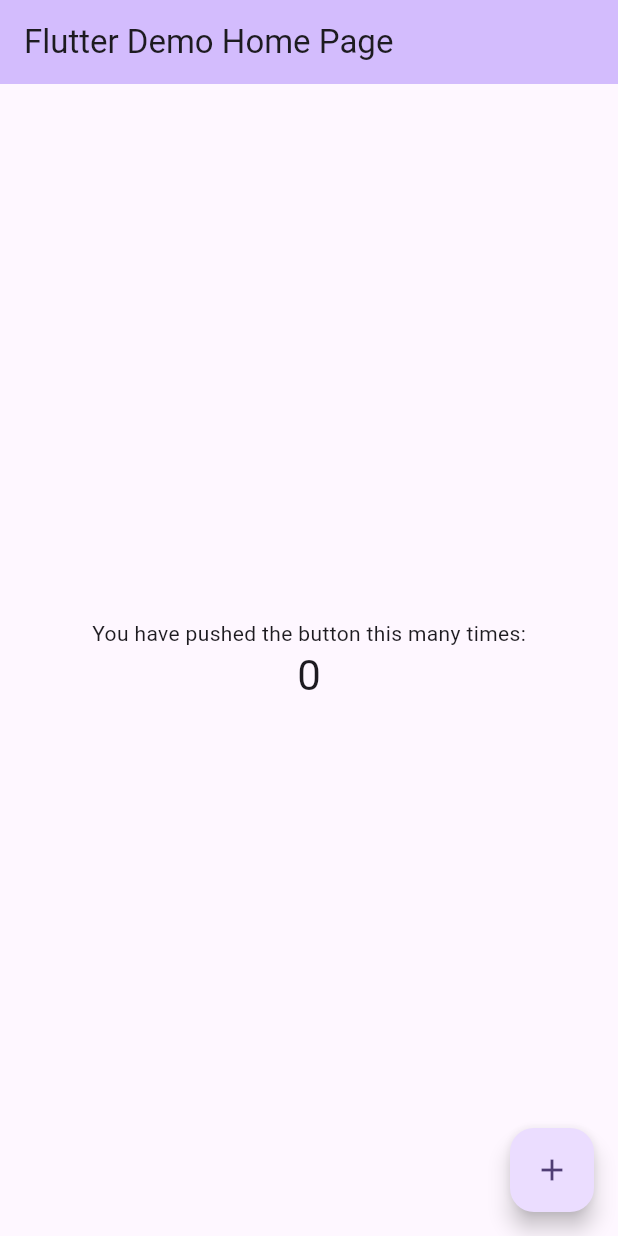
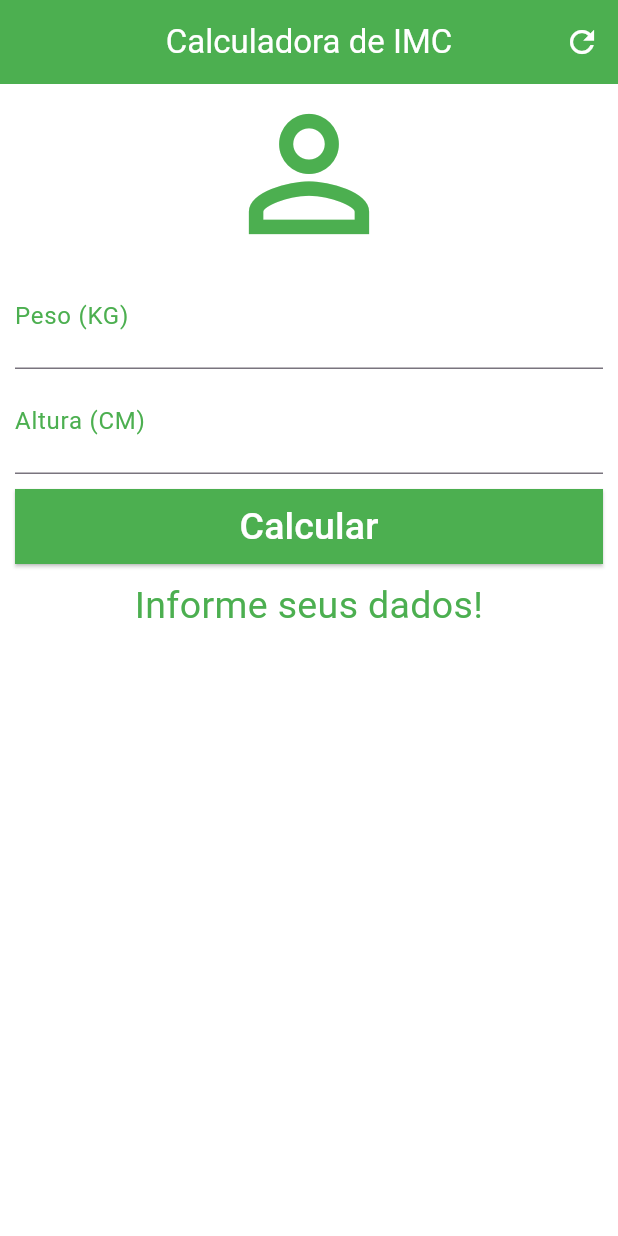
Before and after one commit to ThiagoDHenry/calculadora_imc, a Flutter app: the screen it shows after launch, on a phone screen of 412 x 824 dp. Run offline on Flutter 3.47's test engine with Material 3 defaults, Android fonts, the phone set to English and light mode, and no system bars.

```diff
--- a/lib/main.dart
+++ b/lib/main.dart
@@ -1,125 +1,172 @@
 import 'package:flutter/material.dart';
+import 'package:intl/intl.dart'; // Importa a biblioteca intl
+
+import 'utils/peso_input_formatter.dart';
 
 void main() {
-  runApp(const MyApp());
+  runApp(
+    const MaterialApp(
+      debugShowCheckedModeBanner: false,
+      home: Home(),
+    ),
+  );
 }
 
-class MyApp extends StatelessWidget {
-  const MyApp({super.key});
+class Home extends StatefulWidget {
+  const Home({super.key});
 
-  // This widget is the root of your application.
   @override
-  Widget build(BuildContext context) {
-    return MaterialApp(
-      title: 'Flutter Demo',
-      theme: ThemeData(
-        // This is the theme of your application.
-        //
-        // TRY THIS: Try running your application with "flutter run". You'll see
-        // the application has a purple toolbar. Then, without quitting the app,
-        // try changing the seedColor in the colorScheme below to Colors.green
-        // and then invoke "hot reload" (save your changes or press the "hot
-        // reload" button in a Flutter-supported IDE, or press "r" if you used
-        // the command line to start the app).
-        //
-        // Notice that the counter didn't reset back to zero; the application
-        // state is not lost during the reload. To reset the state, use hot
-        // restart instead.
-        //
-        // This works for code too, not just values: Most code changes can be
-        // tested with just a hot reload.
-        colorScheme: ColorScheme.fromSeed(seedColor: Colors.deepPurple),
-        useMaterial3: true,
-      ),
-      home: const MyHomePage(title: 'Flutter Demo Home Page'),
-    );
-  }
+  State<Home> createState() => _HomeState();
 }
 
-class MyHomePage extends StatefulWidget {
-  const MyHomePage({super.key, required this.title});
+class _HomeState extends State<Home> {
+  TextEditingController weightController = TextEditingController();
+  TextEditingController heightController = TextEditingController();
 
-  // This widget is the home page of your application. It is stateful, meaning
-  // that it has a State object (defined below) that contains fields that affect
-  // how it looks.
+  GlobalKey<FormState> _formKey = GlobalKey<FormState>();
 
-  // This class is the configuration for the state. It holds the values (in this
-  // case the title) provided by the parent (in this case the App widget) and
-  // used by the build method of the State. Fields in a Widget subclass are
-  // always marked "final".
+  String _infoText = "Informe seus dados!";
 
-  final String title;
+  void _resetFields() {
+    weightController.text = "";
+    heightController.text = "";
+    setState(() {
+      _infoText = "Informe seus dados!";
+      _formKey = GlobalKey<FormState>();
+    });
+  }
 
-  @override
-  State<MyHomePage> createState() => _MyHomePageState();
-}
+  void _calculate() {
+    setState(() {
+      // Remover qualquer ponto ou formatação visual e converter para número
+      String weightText =
+          weightController.text.replaceAll(RegExp(r'[^0-9]'), '');
+      String heightText =
+          heightController.text.replaceAll(RegExp(r'[^0-9]'), '');
 
-class _MyHomePageState extends State<MyHomePage> {
-  int _counter = 0;
+      // Converter os valores para double corretamente
+      double weight = double.tryParse(weightText) ?? 0.0;
+      double height = double.tryParse(heightText) ?? 0.0;
 
-  void _incrementCounter() {
-    setState(() {
-      // This call to setState tells the Flutter framework that something has
-      // changed in this State, which causes it to rerun the build method below
-      // so that the display can reflect the updated values. If we changed
-      // _counter without calling setState(), then the build method would not be
-      // called again, and so nothing would appear to happen.
-      _counter++;
+      // Verificar se a altura não é zero para evitar divisão por zero
+      if (height > 0) {
+        double imc = weight / ((height / 100) * (height / 100));
+
+        // Formatar o valor do IMC com 2 casas decimais
+        String formattedImc = NumberFormat('#.#').format(imc);
+
+        // Alterar a lógica de exibição de texto
+        if (imc < 18.6) {
+          _infoText = "Abaixo do Peso ($formattedImc)";
+        } else if (imc >= 18.6 && imc < 24.9) {
+          _infoText = "Peso ideal ($formattedImc)";
+        } else if (imc >= 24.9 && imc < 29.9) {
+          _infoText = "Levemente Acima do Peso ($formattedImc)";
+        } else if (imc >= 29.9 && imc < 34.9) {
+          _infoText = "Obesidade Grau I ($formattedImc)";
+        } else if (imc >= 34.9 && imc < 39.9) {
+          _infoText = "Obesidade Grau II ($formattedImc)";
+        } else if (imc >= 40.0) {
+          _infoText = "Obesidade Grau III ($formattedImc)";
+        }
+      }
     });
   }
 
   @override
   Widget build(BuildContext context) {
-    // This method is rerun every time setState is called, for instance as done
-    // by the _incrementCounter method above.
-    //
-    // The Flutter framework has been optimized to make rerunning build methods
-    // fast, so that you can just rebuild anything that needs updating rather
-    // than having to individually change instances of widgets.
     return Scaffold(
       appBar: AppBar(
-        // TRY THIS: Try changing the color here to a specific color (to
-        // Colors.amber, perhaps?) and trigger a hot reload to see the AppBar
-        // change color while the other colors stay the same.
-        backgroundColor: Theme.of(context).colorScheme.inversePrimary,
-        // Here we take the value from the MyHomePage object that was created by
-        // the App.build method, and use it to set our appbar title.
-        title: Text(widget.title),
+        title: const Text('Calculadora de IMC'),
+        centerTitle: true,
+        backgroundColor: Colors.green,
+        foregroundColor: Colors.white,
+        actions: [
+          IconButton(onPressed: _resetFields, icon: const Icon(Icons.refresh))
+        ],
       ),
-      body: Center(
-        // Center is a layout widget. It takes a single child and positions it
-        // in the middle of the parent.
-        child: Column(
-          // Column is also a layout widget. It takes a list of children and
-          // arranges them vertically. By default, it sizes itself to fit its
-          // children horizontally, and tries to be as tall as its parent.
-          //
-          // Column has various properties to control how it sizes itself and
-          // how it positions its children. Here we use mainAxisAlignment to
-          // center the children vertically; the main axis here is the vertical
-          // axis because Columns are vertical (the cross axis would be
-          // horizontal).
-          //
-          // TRY THIS: Invoke "debug painting" (choose the "Toggle Debug Paint"
-          // action in the IDE, or press "p" in the console), to see the
-          // wireframe for each widget.
-          mainAxisAlignment: MainAxisAlignment.center,
-          children: <Widget>[
-            const Text(
-              'You have pushed the button this many times:',
-            ),
-            Text(
-              '$_counter',
-              style: Theme.of(context).textTheme.headlineMedium,
-            ),
-          ],
+      backgroundColor: Colors.white,
+      body: SingleChildScrollView(
+        padding: const EdgeInsets.fromLTRB(10.0, 0.0, 10.0, 0.0),
+        child: Form(
+          key: _formKey,
+          child: Column(
+            crossAxisAlignment: CrossAxisAlignment.stretch,
+            children: [
+              const Icon(
+                Icons.person_outline,
+                size: 120.0,
+                color: Colors.green,
+              ),
+              // Peso
+              TextFormField(
+                keyboardType: TextInputType.number,
+                inputFormatters: [
+                  PesoInputFormatter(),
+                ],
+                decoration: const InputDecoration(
+                    labelText: "Peso (KG)",
+                    labelStyle: TextStyle(color: Colors.green)),
+                textAlign: TextAlign.center,
+                style: const TextStyle(color: Colors.green, fontSize: 25.0),
+                controller: weightController,
+                validator: (value) {
+                  if (value!.isEmpty) {
+                    return "Insira um Peso";
+                  }
+                },
+              ),
+
+              //Altura
+              TextFormField(
+                keyboardType: TextInputType.number,
+                inputFormatters: [
+                  AlturaInputFormatter(),
+                ],
+                decoration: const InputDecoration(
+                    labelText: "Altura (CM)",
+                    labelStyle: TextStyle(color: Colors.green)),
+                textAlign: TextAlign.center,
+                style: const TextStyle(color: Colors.green, fontSize: 25.0),
+                controller: heightController,
+                validator: (value) {
+                  if (value!.isEmpty) {
+                    return "Insira sua Altura!";
+                  }
+                },
+              ),
+              Padding(
+                padding: const EdgeInsets.only(top: 10.0, bottom: 10.0),
+                child: SizedBox(
+                  height: 50.0,
+                  child: ElevatedButton(
+                    onPressed: () {
+                      if (_formKey.currentState!.validate()) {
+                        _calculate();
+                      }
+                    },
+                    style: ElevatedButton.styleFrom(
+                      shape: const RoundedRectangleBorder(
+                        borderRadius: BorderRadius.zero,
+                      ),
+                      backgroundColor: Colors.green,
+                    ),
+                    child: const Text(
+                      "Calcular",
+                      style: TextStyle(color: Colors.white, fontSize: 25.0),
+                    ),
+                  ),
+                ),
+              ),
+              Text(
+                _infoText,
+                textAlign: TextAlign.center,
+                style: const TextStyle(color: Colors.green, fontSize: 25.0),
+              )
+            ],
+          ),
         ),
       ),
-      floatingActionButton: FloatingActionButton(
-        onPressed: _incrementCounter,
-        tooltip: 'Increment',
-        child: const Icon(Icons.add),
-      ), // This trailing comma makes auto-formatting nicer for build methods.
     );
   }
 }
--- a/pubspec.yaml
+++ b/pubspec.yaml
@@ -35,6 +35,9 @@ dependencies:
   # The following adds the Cupertino Icons font to your application.
   # Use with the CupertinoIcons class for iOS style icons.
   cupertino_icons: ^1.0.8
+
+  intl: ^0.18.0
+
 
 dev_dependencies:
   flutter_test:
```
Also changed, not shown: lib/utils/peso_input_formatter.dart (added, +87 -0 lines), pubspec.lock, 1 other file.
